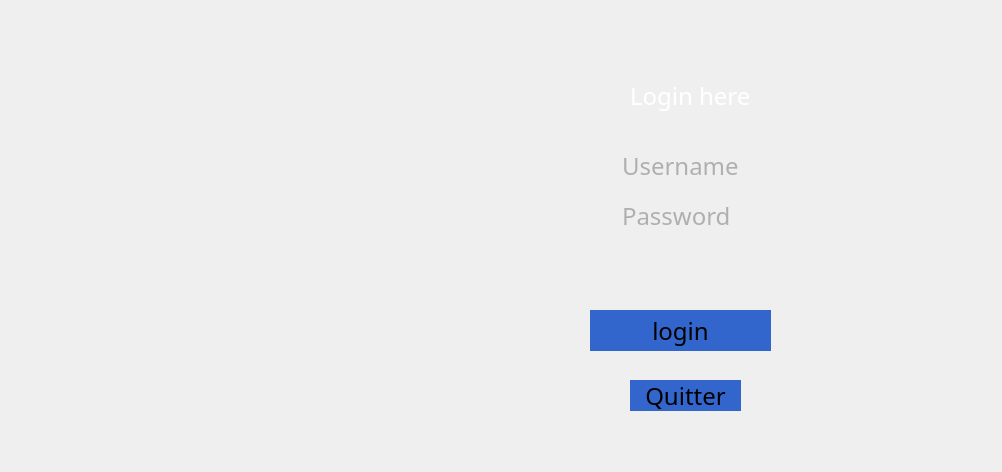
This is login.ui in mehdiazzaz/Dhouse as Qt 5 draws it before an edit. The edited form follows.
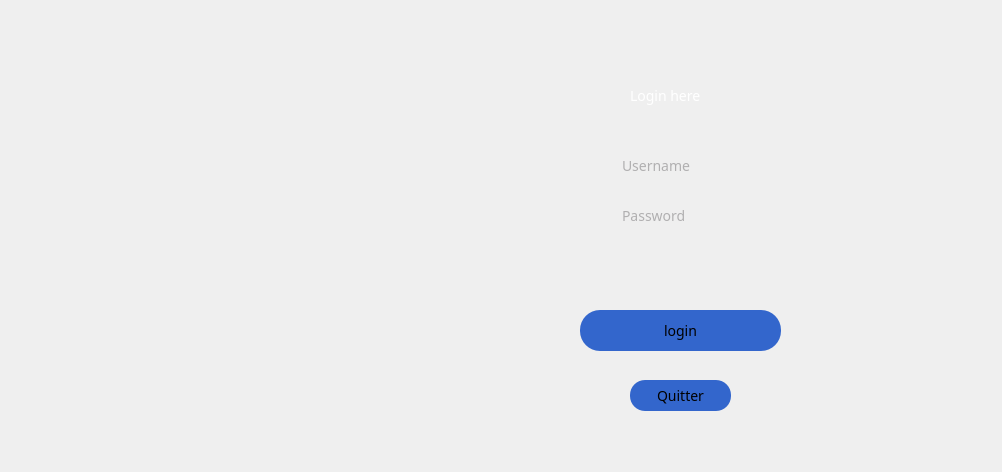
This is the edited form. Icons and pictures are not drawn.

The edit to the form file:
```diff
--- a/login.ui
+++ b/login.ui
@@ -25,7 +25,8 @@
    <property name="styleSheet">
     <string notr="true">*{
 font-family:century gothic;
-font-size:24px;
+
+font-size:14px;
 
 }
 QFrame
@@ -47,7 +48,7 @@
 #pushButton_connect
 {
 background:#3366cc;
-border-radius:60px;
+border-radius:20px;
 }
 #pushButton_connect:hover
 {
@@ -58,7 +59,7 @@
 #pushButton_2
 {
 background:#3366cc;
-border-radius:60px;
+border-radius:15px;
 }
 #pushButton_2:hover
 {
@@ -143,7 +144,7 @@
      <rect>
       <x>610</x>
       <y>400</y>
-      <width>111</width>
+      <width>101</width>
       <height>31</height>
      </rect>
     </property>
@@ -154,9 +155,9 @@
    <widget class="QPushButton" name="pushButton_connect">
     <property name="geometry">
      <rect>
-      <x>570</x>
+      <x>560</x>
       <y>330</y>
-      <width>181</width>
+      <width>201</width>
       <height>41</height>
      </rect>
     </property>
```
Left out of the diff: 6 changed lines with no effect on the pictures.
